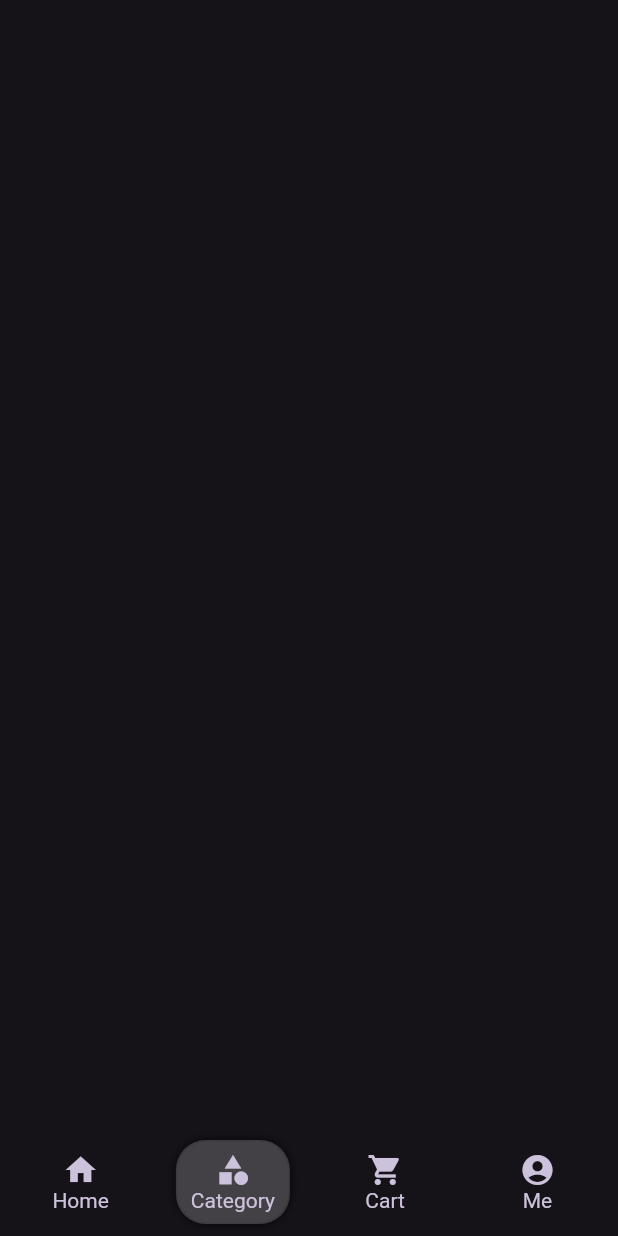
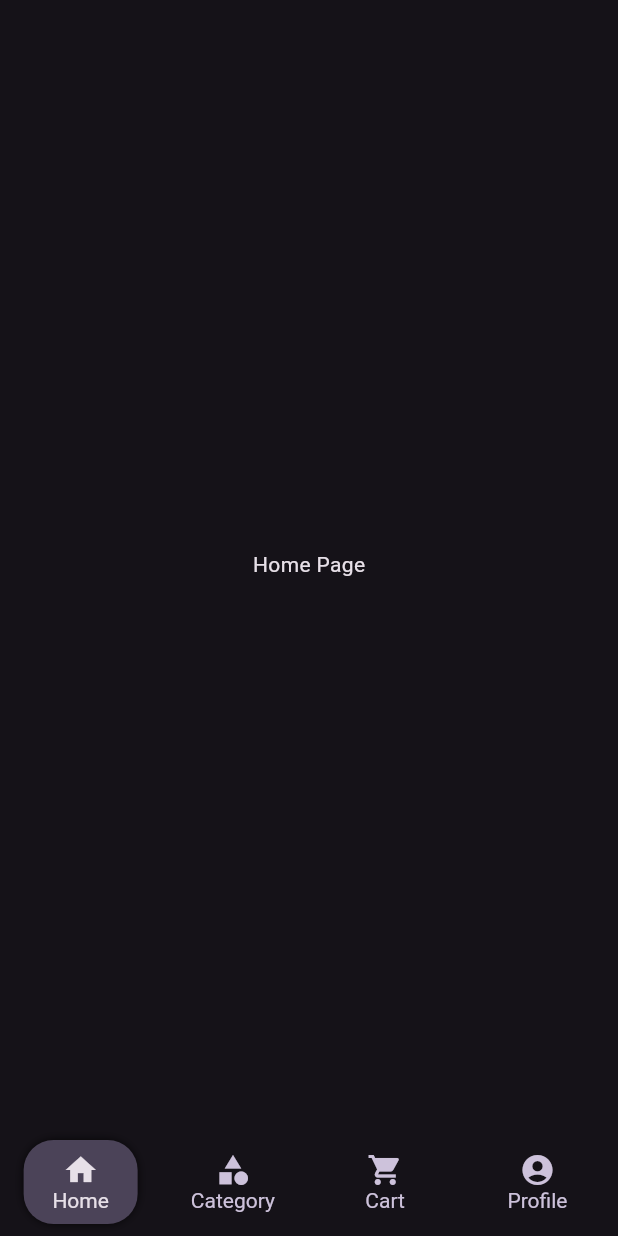
Before and after one commit to Mahdi-Gholami82/Flutter-e-commerce, a Flutter app: the screen it shows after launch, on a phone screen of 412 x 824 dp. Run offline on Flutter 3.47's test engine with Material 3 defaults, Android fonts, the phone set to English and light mode, and no system bars.

Commit message:
add navigation pages

```diff
--- /dev/null
+++ b/lib/home/presentation/home_page.dart
@@ -0,0 +1,9 @@
+import 'package:flutter/material.dart';
+
+class HomePage extends StatelessWidget {
+  const HomePage({super.key});
+
+  @override
+  Widget build(BuildContext context) =>
+      Scaffold(body: Center(child: Text("Home Page")));
+}
--- a/lib/home/presentation/page.dart
+++ /dev/null
@@ -1,31 +0,0 @@
-import 'package:digi_meh/home/presentation/custom_navigation_bar.dart';
-import 'package:flutter/material.dart';
-
-class HomePage extends StatelessWidget {
-  const HomePage({super.key});
-
-  @override
-  Widget build(BuildContext context) {
-    return Scaffold(
-      bottomNavigationBar: CustomNavigationBar(
-        onChanged: (index) {},
-        items: [
-          CustomNavigationItem(icon: Icon(Icons.home), label: Text("Home")),
-          CustomNavigationItem(
-            icon: Icon(Icons.category),
-            label: Text("Category"),
-          ),
-          CustomNavigationItem(
-            icon: Icon(Icons.shopping_cart),
-            label: Text("Cart"),
-          ),
-          CustomNavigationItem(
-            icon: Icon(Icons.account_circle_rounded),
-            label: Text("Me"),
-          ),
-        ],
-        initialSelection: 1,
-      ),
-    );
-  }
-}
--- /dev/null
+++ b/lib/landing/presentation/landing_page.dart
@@ -0,0 +1,52 @@
+import 'package:digi_meh/cart/presentation/cart_page.dart';
+import 'package:digi_meh/category/presentation/category_page.dart';
+import 'package:digi_meh/home/presentation/home_page.dart';
+import 'package:digi_meh/landing/presentation/widgets/custom_navigation_bar.dart';
+import 'package:digi_meh/profile/presentation/profile_page.dart';
+import 'package:flutter/material.dart';
+
+class LandingPage extends StatefulWidget {
+  static const String route = "/landing";
+  const LandingPage({super.key});
+
+  @override
+  State<LandingPage> createState() => _LandingPageState();
+}
+
+class _LandingPageState extends State<LandingPage> {
+  int selectedPage = 0;
+  @override
+  Widget build(BuildContext context) {
+    return Scaffold(
+      bottomNavigationBar: CustomNavigationBar(
+        initialSelection: selectedPage,
+        onChanged: (index) {
+          setState(() {
+            selectedPage = index;
+          });
+        },
+        items: [
+          CustomNavigationItem(icon: Icon(Icons.home), label: Text("Home")),
+          CustomNavigationItem(
+            icon: Icon(Icons.category),
+            label: Text("Category"),
+          ),
+          CustomNavigationItem(
+            icon: Icon(Icons.shopping_cart),
+            label: Text("Cart"),
+          ),
+          CustomNavigationItem(
+            icon: Icon(Icons.account_circle_rounded),
+            label: Text("Profile"),
+          ),
+        ],
+      ),
+      body: [
+        HomePage(),
+        CategoryPage(),
+        CartPage(),
+        ProfilePage(),
+      ][selectedPage],
+    );
+  }
+}
--- a/lib/home/presentation/custom_navigation_bar.dart
+++ b/lib/landing/presentation/widgets/custom_navigation_bar.dart
@@ -58,6 +58,9 @@ class _CustomNavigationBarState extends State<CustomNavigationBar> {
         mainAxisAlignment: MainAxisAlignment.spaceAround,
         children: widget.items.mapIndexed((index, item) {
           bool isSelected = selected == index;
+          Color mainColor = isSelected
+              ? colorScheme.onSurface
+              : colorScheme.secondary;
           return Flexible(
             child: FittedBox(
               child: IntrinsicHeight(
@@ -65,7 +68,7 @@ class _CustomNavigationBarState extends State<CustomNavigationBar> {
                   borderRadius: radius,
                   child: DecoratedBox(
                     decoration: BoxDecoration(
-                      color: isSelected ? theme.highlightColor : null,
+                      color: isSelected ? colorScheme.secondaryContainer : null,
                       borderRadius: radius,
                       boxShadow: [
                         if (isSelected)
@@ -90,9 +93,9 @@ class _CustomNavigationBarState extends State<CustomNavigationBar> {
                         child: Padding(
                           padding: const EdgeInsets.all(8.0),
                           child: IconTheme(
-                            data: IconThemeData(color: colorScheme.secondary),
+                            data: IconThemeData(color: mainColor),
                             child: DefaultTextStyle(
-                              style: TextStyle(color: colorScheme.secondary),
+                              style: TextStyle(color: mainColor),
                               child: SizedBox(
                                 width: 60,
                                 child: Column(
--- a/lib/main.dart
+++ b/lib/main.dart
@@ -1,4 +1,4 @@
-import 'package:digi_meh/home/presentation/page.dart';
+import 'package:digi_meh/landing/presentation/landing_page.dart';
 import 'package:flutter/material.dart';
 
 void main() {
@@ -18,7 +18,7 @@ class DigiMehApp extends StatelessWidget {
           brightness: Brightness.dark,
         ),
       ),
-      home: const HomePage(),
+      home: const LandingPage(),
     );
   }
 }
--- /dev/null
+++ b/lib/profile/presentation/profile_page.dart
@@ -0,0 +1,10 @@
+import 'package:flutter/material.dart';
+
+class ProfilePage extends StatelessWidget {
+  static const String route = "/profile";
+
+  const ProfilePage({super.key});
+  @override
+  Widget build(BuildContext context) =>
+      Scaffold(body: Center(child: Text("Profile Page")));
+}
```
Also changed, not shown: lib/cart/presentation/cart_page.dart (added, +10 -0 lines), lib/category/presentation/category_page.dart (added, +10 -0 lines).
